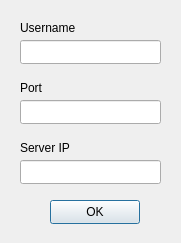
First picture: the form in 4981_ChatRoom/configdialog.ui, repository men-from-kazakhstan/4981-ChatRoom, before the edit.
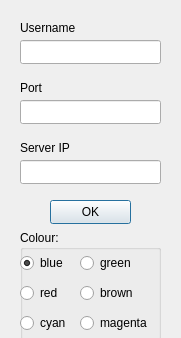
Second picture: the form after the edit.

Commit message: Added colour support and server has a client list

The edit to the form file:
```diff
--- a/4981_ChatRoom/configdialog.ui
+++ b/4981_ChatRoom/configdialog.ui
@@ -7,7 +7,7 @@
     <x>0</x>
     <y>0</y>
     <width>181</width>
-    <height>243</height>
+    <height>338</height>
    </rect>
   </property>
   <property name="windowTitle">
@@ -90,7 +90,7 @@
     <rect>
      <x>50</x>
      <y>200</y>
-     <width>90</width>
+     <width>81</width>
      <height>24</height>
     </rect>
    </property>
@@ -98,6 +98,100 @@
     <string>OK</string>
    </property>
   </widget>
+  <widget class="QGroupBox" name="groupBox">
+   <property name="geometry">
+    <rect>
+     <x>20</x>
+     <y>230</y>
+     <width>141</width>
+     <height>111</height>
+    </rect>
+   </property>
+   <property name="title">
+    <string>Colour:</string>
+   </property>
+   <widget class="QRadioButton" name="blueRadio">
+    <property name="geometry">
+     <rect>
+      <x>0</x>
+      <y>20</y>
+      <width>51</width>
+      <height>26</height>
+     </rect>
+    </property>
+    <property name="text">
+     <string>blue</string>
+    </property>
+    <property name="checked">
+     <bool>true</bool>
+    </property>
+   </widget>
+   <widget class="QRadioButton" name="greenRadio">
+    <property name="geometry">
+     <rect>
+      <x>60</x>
+      <y>20</y>
+      <width>61</width>
+      <height>26</height>
+     </rect>
+    </property>
+    <property name="text">
+     <string>green</string>
+    </property>
+   </widget>
+   <widget class="QRadioButton" name="redRadio">
+    <property name="geometry">
+     <rect>
+      <x>0</x>
+      <y>50</y>
+      <width>51</width>
+      <height>26</height>
+     </rect>
+    </property>
+    <property name="text">
+     <string>red</string>
+    </property>
+   </widget>
+   <widget class="QRadioButton" name="brownRadio">
+    <property name="geometry">
+     <rect>
+      <x>60</x>
+      <y>50</y>
+      <width>71</width>
+      <height>26</height>
+     </rect>
+    </property>
+    <property name="text">
+     <string>brown</string>
+    </property>
+   </widget>
+   <widget class="QRadioButton" name="cyanRadio">
+    <property name="geometry">
+     <rect>
+      <x>0</x>
+      <y>80</y>
+      <width>51</width>
+      <height>26</height>
+     </rect>
+    </property>
+    <property name="text">
+     <string>cyan</string>
+    </property>
+   </widget>
+   <widget class="QRadioButton" name="magentaRadio">
+    <property name="geometry">
+     <rect>
+      <x>60</x>
+      <y>80</y>
+      <width>81</width>
+      <height>26</height>
+     </rect>
+    </property>
+    <property name="text">
+     <string>magenta</string>
+    </property>
+   </widget>
+  </widget>
  </widget>
  <resources/>
  <connections/>
```
The commit also changes 7 other files.
